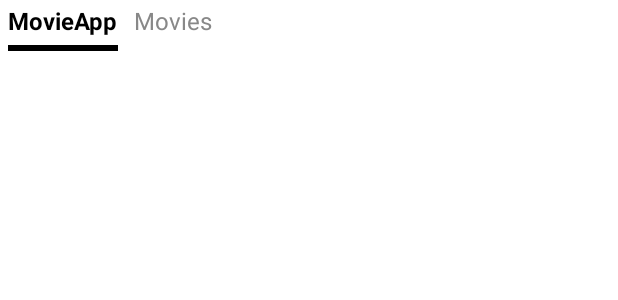
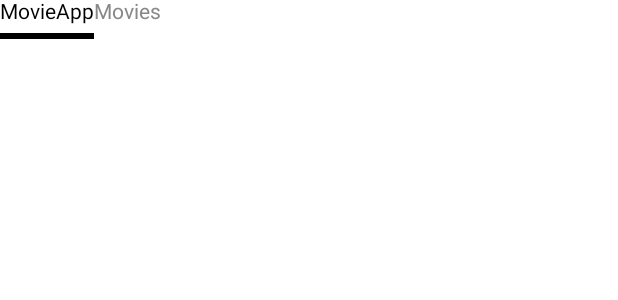
Before and after one commit to Nikola0711/android-vjestina-tmdb, an Android app built with Jetpack Compose: the @Preview function MovieCategoryLabelPreview, on a phone screen of 412 x 824 dp. Shown: the top 300 px of the screen. Run offline under Robolectric (Android 15) with nearby library versions, the phone set to English and light mode, and no system bars.

Commit message:
Zadaca1-ispravak v2

```diff
--- a/app/src/main/java/agency/five/codebase/android/movieapp/ui/component/CrewItem.kt
+++ b/app/src/main/java/agency/five/codebase/android/movieapp/ui/component/CrewItem.kt
@@ -4,6 +4,7 @@ import agency.five.codebase.android.movieapp.mock.MoviesMock
 import androidx.compose.foundation.layout.Column
 import androidx.compose.material.Text
 import androidx.compose.runtime.Composable
+import androidx.compose.ui.Modifier
 import androidx.compose.ui.text.font.FontWeight
 import androidx.compose.ui.tooling.preview.Preview
 import androidx.compose.ui.unit.sp
@@ -16,8 +17,11 @@ data class CrewItemViewState(
 @Composable
 fun CrewItem(
     crewItemViewState: CrewItemViewState,
+    modifier: Modifier
 ) {
-    Column {
+    Column(
+        modifier = modifier
+    ) {
         Text(
             text = crewItemViewState.name,
             fontSize = 12.sp,
@@ -36,5 +40,5 @@ fun CrewItem(
 private fun CrewItemViewState() {
     val crewman = MoviesMock.getCrewman()
     val crewItemViewState = CrewItemViewState(name = crewman.name, job = crewman.job)
-    CrewItem(crewItemViewState = crewItemViewState)
+    CrewItem(crewItemViewState = crewItemViewState, modifier = Modifier)
 }
--- a/app/src/main/java/agency/five/codebase/android/movieapp/ui/component/MovieCard.kt
+++ b/app/src/main/java/agency/five/codebase/android/movieapp/ui/component/MovieCard.kt
@@ -2,10 +2,8 @@ package agency.five.codebase.android.movieapp.ui.component
 
 import agency.five.codebase.android.movieapp.mock.MoviesMock
 import agency.five.codebase.android.movieapp.model.Movie
-import androidx.compose.foundation.clickable
 import androidx.compose.foundation.layout.Box
 import androidx.compose.foundation.layout.padding
-import androidx.compose.foundation.layout.size
 import androidx.compose.foundation.shape.RoundedCornerShape
 import androidx.compose.material.Card
 import androidx.compose.runtime.Composable
@@ -22,10 +20,6 @@ fun MovieCard(
     onMovieClick: () -> Unit = {}
 ) {
     Card(
-        modifier = modifier
-            .clickable { onMovieClick() }
-            .padding(10.dp)
-            .size(8.dp),
         shape = RoundedCornerShape(10.dp),
         elevation = 5.dp
     ) {
@@ -36,7 +30,7 @@ fun MovieCard(
                 contentScale = ContentScale.Crop
             )
             FavoriteButton(
-                modifier = modifier
+                modifier = Modifier
                     .padding(10.dp)
             )
         }
--- a/app/src/main/java/agency/five/codebase/android/movieapp/ui/component/MovieCategoryLabel.kt
+++ b/app/src/main/java/agency/five/codebase/android/movieapp/ui/component/MovieCategoryLabel.kt
@@ -10,10 +10,8 @@ import androidx.compose.runtime.Composable
 import androidx.compose.ui.Modifier
 import androidx.compose.ui.graphics.Color
 import androidx.compose.ui.res.stringResource
-import androidx.compose.ui.text.font.FontWeight
 import androidx.compose.ui.tooling.preview.Preview
 import androidx.compose.ui.unit.dp
-import androidx.compose.ui.unit.sp
 
 sealed class MovieCategoryLabelTextViewState {
     class InputText(val text: String) : MovieCategoryLabelTextViewState()
@@ -29,44 +27,36 @@ data class MovieCategoryLabelViewState(
 
 @Composable
 fun MovieCategoryLabel(
-    movieCategoryLabelViewState: MovieCategoryLabelViewState,
-    onClick: () -> Unit,
+    movieCategoryLabelUiState: MovieCategoryLabelViewState,
+    onItemClick: () -> Unit = {},
     modifier: Modifier = Modifier,
 ) {
-    if (movieCategoryLabelViewState.isSelected) {
     Column(
-            modifier = Modifier
-                .padding(5.dp)
+        modifier = modifier
+            .clickable { onItemClick() }
             .width(intrinsicSize = IntrinsicSize.Max)
-                .clickable(onClick = onClick)
+
     ) {
         Text(
-                text = selectTextSource(movieCategoryLabelViewState = movieCategoryLabelViewState),
-                color = Color.Black,
-                fontWeight = FontWeight.Bold,
-                fontSize = 16.sp,
-                modifier = Modifier
-                    .fillMaxWidth()
+            text = when (movieCategoryLabelUiState.categoryText) {
+                is MovieCategoryLabelTextViewState.InputText -> movieCategoryLabelUiState.categoryText.text
+                is MovieCategoryLabelTextViewState.ResourceText -> stringResource(
+                    movieCategoryLabelUiState.categoryText.textRes
                 )
+            },
+            color = if (movieCategoryLabelUiState.isSelected) Color.Black else Color.Gray,
+
+            )
+
         Spacer(
             modifier = Modifier
                 .size(6.dp)
         )
         Divider(
-                color = Color.Black,
+            color = if (movieCategoryLabelUiState.isSelected) Color.Black else Color.Transparent,
             thickness = 4.dp,
             modifier = Modifier
                 .fillMaxWidth()
-            )
-        }
-    } else {
-        Text(
-            text = selectTextSource(movieCategoryLabelViewState = movieCategoryLabelViewState),
-            color = Color.Gray,
-            fontSize = 16.sp,
-            modifier = modifier
-                .padding(5.dp)
-                .clickable(onClick = onClick)
         )
     }
 }
@@ -79,19 +69,17 @@ fun selectTextSource(movieCategoryLabelViewState: MovieCategoryLabelViewState):
     }
 }
 
-fun onMovieCategoryLabelClick() {}
-
 @Preview
 @Composable
 fun MovieCategoryLabelPreview() {
     val inputText = MovieCategoryLabelTextViewState.InputText("Movies")
     val stringRes = MovieCategoryLabelTextViewState.ResourceText(R.string.app_name)
-    val categoryViewState1 = MovieCategoryLabelViewState(0, true, stringRes)
-    val categoryViewState2 = MovieCategoryLabelViewState(1, false, inputText)
+    val inputAsRes = MovieCategoryLabelViewState(0, true, stringRes)
+    val inputAsText = MovieCategoryLabelViewState(1, false, inputText)
     Row {
-        MovieCategoryLabel(movieCategoryLabelViewState = categoryViewState1,
-            { onMovieCategoryLabelClick() })
-        MovieCategoryLabel(movieCategoryLabelViewState = categoryViewState2,
-            { onMovieCategoryLabelClick() })
+        MovieCategoryLabel(movieCategoryLabelUiState = inputAsRes)
+        MovieCategoryLabel(movieCategoryLabelUiState = inputAsText)
     }
+
+
 }
```
Also changed, not shown: 1 other file. Lines whose indentation alone changed are shown as unchanged.
